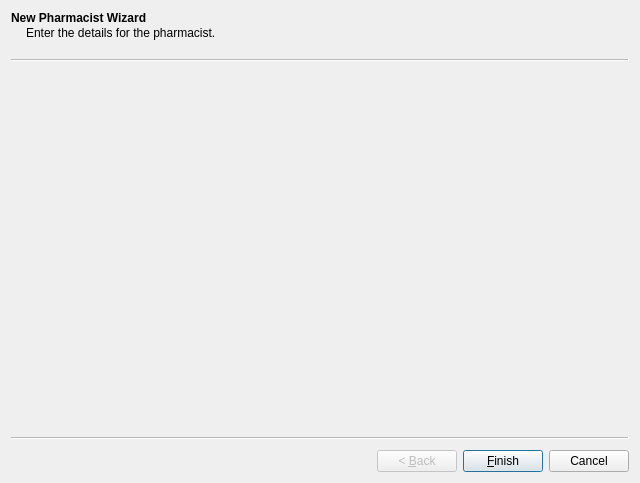
kyledevans/Medicine-Track, file mtrack/alterpharmacistwizard.ui: the form before one commit.
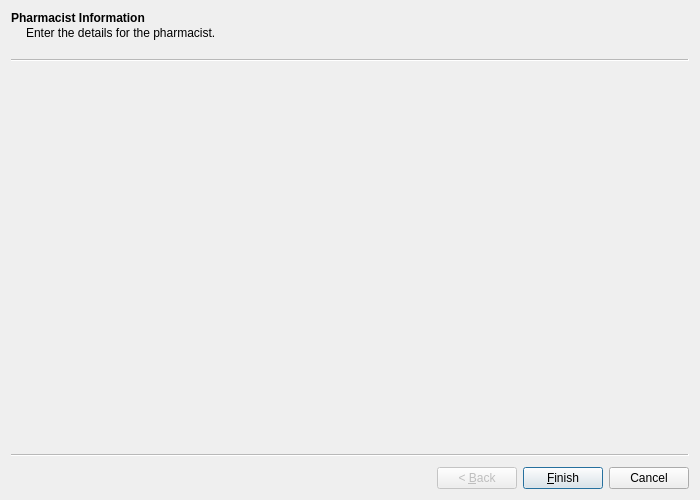
The form after the commit. Custom widgets are drawn as their Qt base class.

Diff of the .ui file:
```diff
--- a/mtrack/alterpharmacistwizard.ui
+++ b/mtrack/alterpharmacistwizard.ui
@@ -2,20 +2,30 @@
 <ui version="4.0">
  <class>AlterPharmacistWizard</class>
  <widget class="QWizard" name="AlterPharmacistWizard">
-  <property name="geometry">
-   <rect>
-    <x>0</x>
-    <y>0</y>
-    <width>640</width>
-    <height>483</height>
-   </rect>
+  <property name="sizePolicy">
+   <sizepolicy hsizetype="Fixed" vsizetype="Fixed">
+    <horstretch>0</horstretch>
+    <verstretch>0</verstretch>
+   </sizepolicy>
+  </property>
+  <property name="minimumSize">
+   <size>
+    <width>700</width>
+    <height>500</height>
+   </size>
+  </property>
+  <property name="maximumSize">
+   <size>
+    <width>700</width>
+    <height>500</height>
+   </size>
   </property>
   <property name="windowTitle">
    <string>Wizard</string>
   </property>
   <widget class="APharmP_Page00" name="page0">
    <property name="title">
-    <string>New Pharmacist Wizard</string>
+    <string>Pharmacist Information</string>
    </property>
    <property name="subTitle">
     <string>Enter the details for the pharmacist.</string>
```
Left out of the diff: 2 changed lines with no effect on the pictures.
